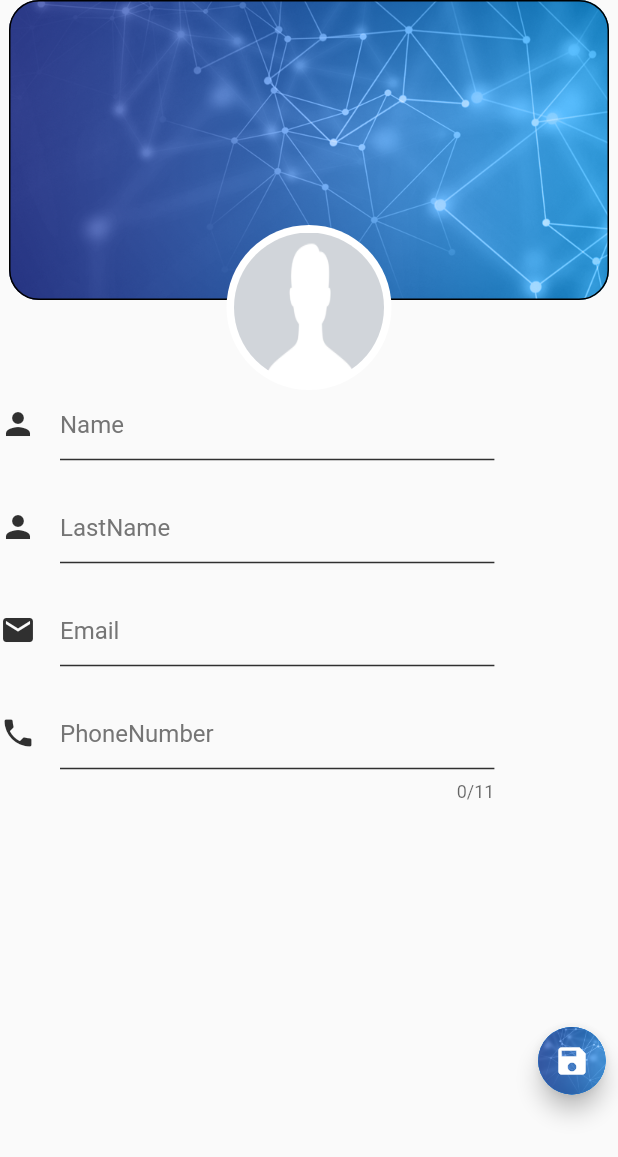
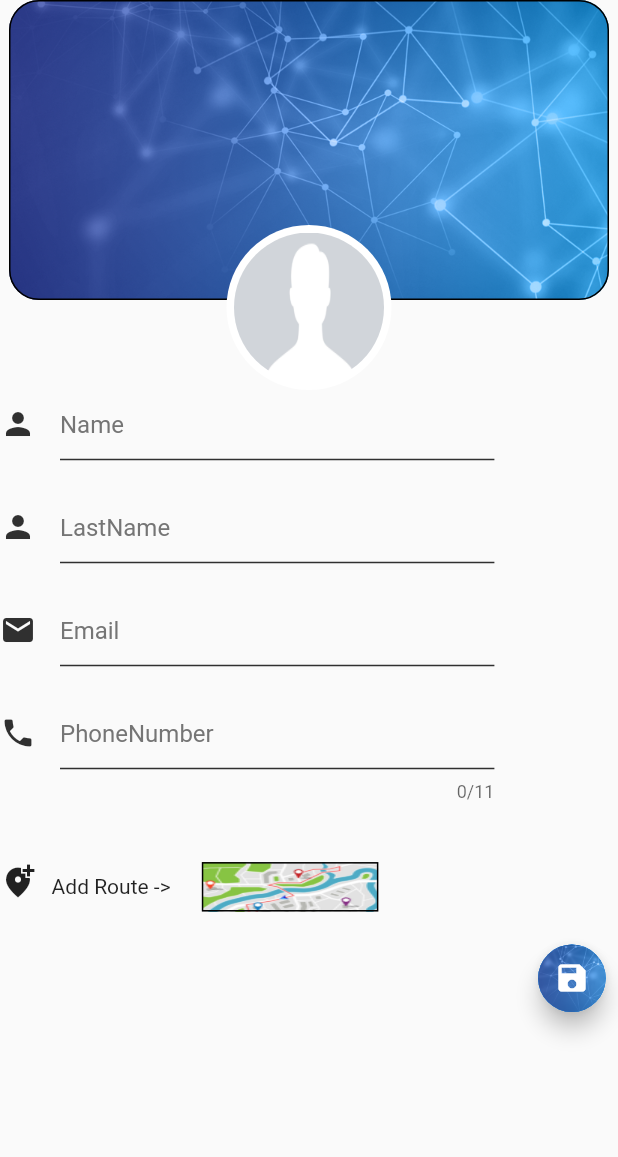
Before and after one commit to AliShakoori89/contact_with_Bloc, a Flutter app: the screen it shows after launch, item 2 of the bottom bar chosen, after a tap on the "add" icon, on a phone screen of 412 x 824 dp. Shown: the top 1157 px of the screen. Run offline on Flutter 3.47's test engine with Material 2 defaults, Android fonts, the light colour scheme and no system bars; our stand-ins replace email_validator, equatable, flutter_bloc, google_maps_flutter, image_picker, sqflite; missing offline and left inert: map_launcher; accounts and stored records are empty; statements that could not run were skipped.

Commit message:
complite code

```diff
--- a/lib/bloc/contactPage_bloc.dart
+++ b/lib/bloc/contactPage_bloc.dart
@@ -37,6 +37,7 @@ class ContactDetailsContactEvent extends ContactEvents {
 
 class EditContactEvent extends ContactEvents{
   final Contact contact;
+
 
   EditContactEvent(this.contact);
 
@@ -103,6 +104,7 @@ class ContactBloc extends Bloc<ContactEvents, ContactState> {
       yield ContactsIsLoadedState(contacts);
     }
     if (event is EditContactEvent) {
+      print('bloc ${event.contact}');
       await contactRepo.updateContactRepo(event.contact);
       List<Contact> contacts = await contactRepo.getAllContactsRepo();
       yield ContactsIsLoadedState(contacts);
--- a/lib/model/contact_model.dart
+++ b/lib/model/contact_model.dart
@@ -3,7 +3,7 @@ import 'package:phonebook_with_bloc/database/database.dart';
 class Contact {
   int id;
   String name;
-  String lastname;
+  String lastName;
   String email;
   String phone;
   String imgPath;
@@ -13,7 +13,7 @@ class Contact {
   Contact(
       {this.id,
       this.name,
-      this.lastname,
+      this.lastName,
       this.email,
       this.phone,
       this.imgPath,
@@ -25,7 +25,7 @@ class Contact {
   Contact.Map(dynamic Contact) {
     this.id = Contact['id'];
     this.name = Contact['name'];
-    this.lastname = Contact['lastname'];
+    this.lastName = Contact['lastname'];
     this.email = Contact['email'];
     this.phone = Contact['phone'];
     this.imgPath = Contact['img'];
@@ -36,7 +36,7 @@ class Contact {
   Contact.fromMap(Map map) {
     id = map[columnId];
     name = map[columnName];
-    lastname = map[columnLastname];
+    lastName = map[columnLastname];
     email = map[columnEmail];
     phone = map[columnPhone];
     imgPath = map[columnImg];
@@ -47,7 +47,7 @@ class Contact {
   Contact.MaptoObject(Map<String, dynamic> map) {
     id = map['id'];
     name = map['name'];
-    lastname = map['lastname'];
+    lastName = map['lastname'];
     email = map['email'];
     phone = map['phone'];
     imgPath = map['img'];
@@ -59,7 +59,7 @@ class Contact {
     return {
       'id': id,
       'name': name,
-      'lastname': lastname,
+      'lastname': lastName,
       'email': email,
       'phone': phone,
       'img': imgPath,
--- a/lib/view/add_page.dart
+++ b/lib/view/add_page.dart
@@ -1,42 +1,65 @@
 import 'dart:io';
 
+import 'package:email_validator/email_validator.dart';
 import 'package:flutter/material.dart';
 import 'package:flutter_bloc/flutter_bloc.dart';
 import 'package:image_picker/image_picker.dart';
 import 'package:phonebook_with_bloc/bloc/contactPage_bloc.dart';
+import 'package:phonebook_with_bloc/map_screen.dart';
 import 'package:phonebook_with_bloc/model/contact_model.dart';
 import 'package:flutter/services.dart';
 
 
-class AddPage extends StatefulWidget {
+class AddEditPage extends StatefulWidget {
+
+  final Contact contact;
+  AddEditPage({this.contact});
+
   @override
-  _AddPageState createState() => _AddPageState();
+  AddEditPageState createState() => AddEditPageState();
 }
 
-class _AddPageState extends State<AddPage> {
+class AddEditPageState extends State<AddEditPage> {
   final _nameController = TextEditingController();
   final _lastNameController = TextEditingController();
   final _emailsController = TextEditingController();
   final _phoneController = TextEditingController();
   final _nameFormKey = GlobalKey<FormState>();
   final _lastNameFormKey = GlobalKey<FormState>();
-  File _image;
+  Contact _editedContact;
+  bool userEdited = false;
+  File imageFile;
   final imagePicker = ImagePicker();
-  Contact _editedContact;
+  Contact contact;
 
   bool isValid = false;
 
-  Future _getFromCamera() async {
+  @override
+  void initState() {
+    super.initState();
+    if (widget.contact == null) {
+      _editedContact = Contact();
+    } else {
+      _editedContact = Contact.fromMap(widget.contact.toMap());
+    }
+
+    _nameController.text  = _editedContact.name;
+    _lastNameController.text = _editedContact.lastName;
+    _emailsController.text = _editedContact.email;
+    _phoneController.text = _editedContact.phone;
+  }
+
+  Future getFromCamera() async {
     final image = await imagePicker.getImage(source: ImageSource.camera);
     setState(() {
-      _image = File(image.path);
+      imageFile = File(image.path);
     });
   }
 
-  Future _getFromGallery() async {
+  Future getFromGallery() async {
     final image = await imagePicker.getImage(source: ImageSource.gallery);
     setState(() {
-      _image = File(image.path);
+      imageFile = File(image.path);
     });
   }
 
@@ -73,12 +96,12 @@ class _AddPageState extends State<AddPage> {
             top: 150.0, // (background container size) - (circle height / 2)
             child: GestureDetector(
               onTap: () {
-                _showPicker(context);
+                showPicker(context);
               },
               child: CircleAvatar(
                   radius: 55,
                   backgroundColor: Colors.white,
-                  child: _image == null
+                  child: imageFile == null
                       ? Container(
                           width: 100,
                           height: 100,
@@ -94,7 +117,7 @@ class _AddPageState extends State<AddPage> {
                     decoration: BoxDecoration(
                         borderRadius: BorderRadius.circular(50),
                         image: DecorationImage(
-                            image: FileImage(_image),
+                            image: FileImage(imageFile),
                             fit: BoxFit.fill)),
                   )
                   // Image.file(_image),
@@ -107,7 +130,7 @@ class _AddPageState extends State<AddPage> {
   }
 
 
-  _showPicker(context) {
+  showPicker(context) {
     showModalBottomSheet(
         context: context,
         builder: (BuildContext bc) {
@@ -119,14 +142,14 @@ class _AddPageState extends State<AddPage> {
                       leading: new Icon(Icons.photo_library),
                       title: new Text('Photo Library'),
                       onTap: () {
-                        _getFromGallery();
+                        getFromGallery();
                         Navigator.of(context).pop();
                       }),
                   new ListTile(
                     leading: new Icon(Icons.photo_camera),
                     title: new Text('Camera'),
                     onTap: () {
-                      _getFromCamera();
+                      getFromCamera();
                       Navigator.of(context).pop();
                     },
                   ),
@@ -144,31 +167,36 @@ class _AddPageState extends State<AddPage> {
         child: Column(
           crossAxisAlignment: CrossAxisAlignment.start,
           children: [
-                    SizedBox(
-                        height: MediaQuery.of(context).size.height / 14),
+            SizedBox(height: MediaQuery.of(context).size.height / 14),
             TextFieldClass(
+              type: 'name',
               formKey: _nameFormKey,
               controller: _nameController,
               hintText: 'Name',
               alarmText: 'Name',
               icon: Icons.person,
+              userEdited: true,
             ),
 
             ///name
             TextFieldClass(
+              type: 'lastName',
               formKey: _lastNameFormKey,
               controller: _lastNameController,
               hintText: 'LastName',
               alarmText: 'LastName',
               icon: Icons.person,
+              userEdited: true,
             ),
 
             ///lastname
             TextFieldClass(
+              type: 'email',
               controller: _emailsController,
               hintText: 'Email',
               alarmText: 'Email',
               icon: Icons.email,
+              userEdited: true,
             ),
 
             ///email
@@ -178,14 +206,48 @@ class _AddPageState extends State<AddPage> {
               inputFormatters: <TextInputFormatter>[
                 FilteringTextInputFormatter.allow(RegExp(r'[0-9]'))
               ],
+              type: 'phone',
               controller: _phoneController,
               hintText: 'PhoneNumber',
               alarmText: 'PhoneNumber',
               icon: Icons.phone,
+              userEdited: true,
             ),
 
-            SizedBox(
-              height: MediaQuery.of(context).size.height / 6,
+            Padding (
+              padding: EdgeInsets.only(
+                  top: MediaQuery.of(context).size.height/20 ,
+                  bottom: MediaQuery.of(context).size.height/100),
+              child: GestureDetector(
+                child: Row(
+                  children: [
+                    Padding(
+                      padding: EdgeInsets.only(bottom: MediaQuery.of(context).size.height/100),
+                      child: Icon(Icons.add_location_alt),
+                    ),
+                    Text('   Add Route ->      '),
+                    Container(
+                      decoration: BoxDecoration(
+                          border: Border.all(),
+                          image: DecorationImage(
+                              image: AssetImage('assets/images/mapRoute.jpg'),
+                              fit: BoxFit.fill
+                          )
+                      ),
+                      width: MediaQuery.of(context).size.height/7,
+                      height: MediaQuery.of(context).size.height/25,
+                      // child: Icon(
+                      //   Icons.add_location_alt ,
+                      //   color: Colors.grey[850]),
+                    ),
+                  ],
+                ),
+                onTap: () async {
+                  Navigator.push(
+                      context,
+                      MaterialPageRoute(builder: (context) => MapScreen()));
+                },
+              ),
             ),
 
             ///phone
@@ -214,18 +276,18 @@ class _AddPageState extends State<AddPage> {
                               _lastNameFormKey.currentState.validate()) {
                             Contact contact = Contact();
                             contact.name = this._nameController.text;
-                            contact.lastname = this._lastNameController.text;
+                            contact.lastName = this._lastNameController.text;
                             contact.phone = this._phoneController.text;
                             contact.email = this._emailsController.text;
-                            contact.imgPath = _image.path;
+                            contact.imgPath = imageFile.path;
+                            _editedContact.latitude = contact.latitude;
+                            _editedContact.longitude = contact.longitude;
                             final contactBloc =
                                 BlocProvider.of<ContactBloc>(context);
                             contactBloc.add(AddContactEvent(contact));
                             Navigator.pop(context);
                           }
-                        }
-                    )
-                ),
+                        })),
               ),
             )
           ],
@@ -240,10 +302,12 @@ class TextFieldClass extends StatefulWidget {
   final hintText;
   final alarmText;
   final icon;
+  final type;
   final formKey;
   final maxLength;
   final keyboardType;
   final inputFormatters;
+  final userEdited;
 
   const TextFieldClass(
       {this.controller,
@@ -253,7 +317,9 @@ class TextFieldClass extends StatefulWidget {
       this.formKey,
       this.maxLength,
       this.keyboardType,
-      this.inputFormatters});
+      this.inputFormatters,
+      this.userEdited,
+        this.type});
 
   @override
   _TextFieldClassState createState() => _TextFieldClassState(
@@ -264,7 +330,9 @@ class TextFieldClass extends StatefulWidget {
       formKey,
       maxLength,
       keyboardType,
-      inputFormatters);
+      inputFormatters,
+      userEdited,
+      type);
 }
 
 class _TextFieldClassState extends State<TextFieldClass> {
@@ -276,6 +344,11 @@ class _TextFieldClassState extends State<TextFieldClass> {
   final maxLength;
   final keyboardType;
   final inputFormatters;
+  final userEdited;
+  final type;
+  bool _userEdited = false;
+  Contact _editedContact;
+
 
   _TextFieldClassState(
       this.controller,
@@ -285,7 +358,9 @@ class _TextFieldClassState extends State<TextFieldClass> {
       this.formKey,
       this.maxLength,
       this.keyboardType,
-      this.inputFormatters);
+      this.inputFormatters,
+      this.userEdited,
+      this.type);
 
   @override
   Widget build(BuildContext context) {
--- a/lib/view/contact_page.dart
+++ b/lib/view/contact_page.dart
@@ -1,12 +1,8 @@
 import 'package:flutter/material.dart';
 import 'package:flutter_bloc/flutter_bloc.dart';
 import 'package:phonebook_with_bloc/bloc/contactPage_bloc.dart';
-import 'package:phonebook_with_bloc/model/contact_model.dart';
 import 'package:phonebook_with_bloc/view/add_page.dart';
 import 'package:phonebook_with_bloc/view/card_view.dart';
-import 'package:url_launcher/url_launcher.dart';
-import 'package:phonebook_with_bloc/view/contact_details.dart';
-import 'package:phonebook_with_bloc/view/testPage.dart';
 
 class HomePage extends StatefulWidget {
   const HomePage();
@@ -17,11 +13,6 @@ class HomePage extends StatefulWidget {
 
 class _HomePageState extends State<HomePage> {
   int _selectedIndex = 0;
-  // static const List<Widget> _widgetOptions = <Widget>[
-  //   Text('Home Page', style: TextStyle(fontSize: 25, fontWeight: FontWeight.bold)),
-  //   Text('Search Page', style: TextStyle(fontSize: 25, fontWeight: FontWeight.bold)),
-  //   Text('Profile Page', style: TextStyle(fontSize: 25, fontWeight: FontWeight.bold)),
-  // ];
 
   void _onItemTapped(int index) {
     setState(() {
@@ -85,7 +76,7 @@ class _HomePageState extends State<HomePage> {
                         Navigator.push(
                             context,
                             new MaterialPageRoute(
-                                builder: (context) => new AddPage()));
+                                builder: (context) => new AddEditPage()));
                       })
                 ],
               )
@@ -94,8 +85,9 @@ class _HomePageState extends State<HomePage> {
           body: contactsListViewBuilder(context, state.getContacts)
         );
       }
-      return Center(
-        child: Text("oops nothing here"),
+      return Container(
+        color: Colors.white,
+        child: Text("oops nothing here", style: TextStyle(color: Colors.white12,fontSize: 14.0),),
       );
     });
   }
--- a/pubspec.yaml
+++ b/pubspec.yaml
@@ -24,7 +24,6 @@ dependencies:
   flutter:
     sdk: flutter
 
-
   # The following adds the Cupertino Icons font to your application.
   # Use with the CupertinoIcons class for iOS style icons.
   cupertino_icons: ^1.0.2
@@ -39,6 +38,7 @@ dependencies:
   google_maps_flutter: ^2.0.1
   speech_bubble: ^0.0.7
   path_provider: ^2.0.1
+  rxdart: ^0.26.0
 
 dev_dependencies:
   flutter_test:
```
Also changed, not shown: lib/database/database.dart (+5 -8 lines), lib/view/card_view.dart (+14 -3 lines), lib/view/contact_details.dart (+42 -15 lines), lib/view/edit_page.dart (+97 -86 lines), lib/view/testPage.dart (deleted, +0 -14 lines), pubspec.lock, 3 other files. Lines whose indentation alone changed are shown as unchanged.
